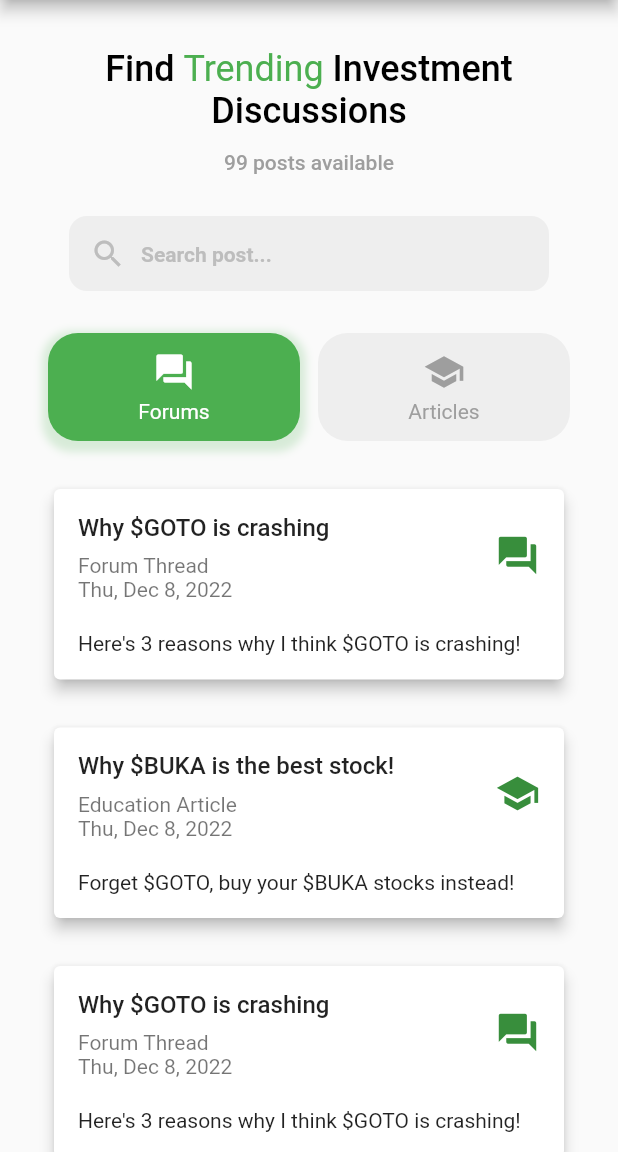
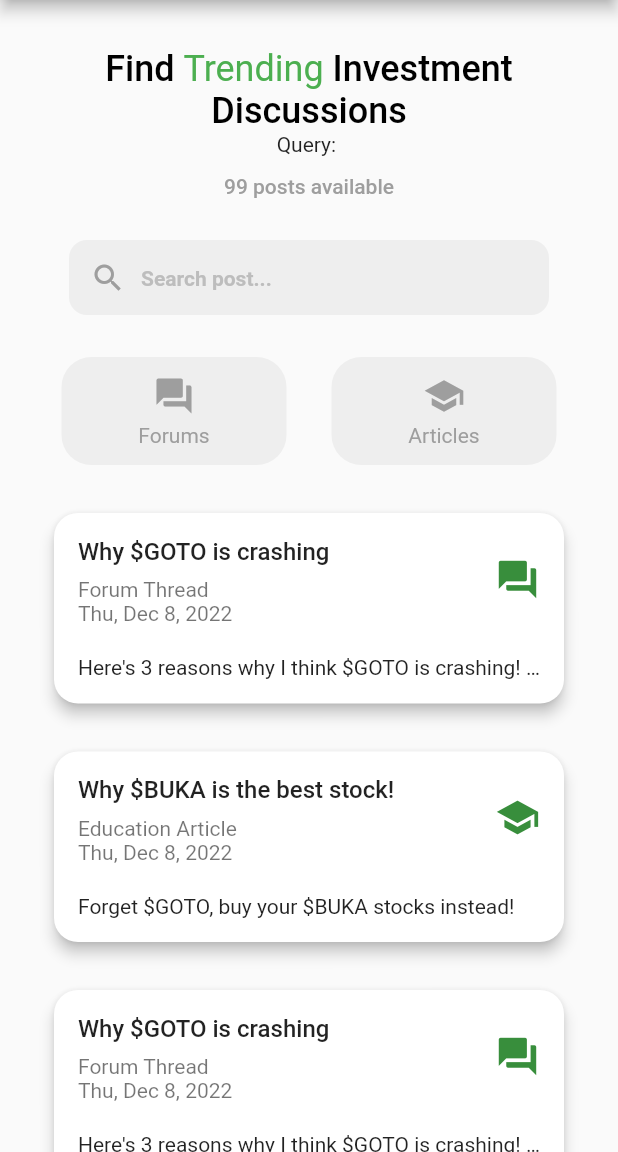
Before and after one commit to jeremyalv/verinvest-mobile, a Flutter app: the screen it shows after launch, in the side drawer, after a tap on "Collections", on a phone screen of 412 x 824 dp, the part 84-1236 px from its top. Run offline on Flutter 3.47's test engine with Material 2 defaults, Android fonts, the phone set to English and light mode, and no system bars; missing offline and left inert: pbp_django_auth.

Commit message:
added filter interactability, card detail page

```diff
--- a/lib/features/collections/collections.dart
+++ b/lib/features/collections/collections.dart
@@ -18,8 +18,18 @@ class Collections extends StatefulWidget {
 }
 
 class _CollectionsState extends State<Collections> {
-  int posts_count = 99;
-  String _query = "";
+  late int posts_count = 99;
+  late String _query;
+  late bool forumActive;
+  late bool educationActive;
+
+  @override
+  void initState() {
+    _query = "";
+    forumActive = false;
+    educationActive = false;
+    super.initState();
+  }
 
   void _queryHandler(String query) {
     setState(() {
@@ -27,10 +37,16 @@ class _CollectionsState extends State<Collections> {
     });
   }
 
-  @override
-  void initState() {
-    _query = "";
-    super.initState();
+  void toggleForumFilter() {
+    setState(() {
+      forumActive = !forumActive;
+    });
+  }
+
+  void toggleEducationFilter() {
+    setState(() {
+      educationActive = !educationActive;
+    });
   }
 
   Post forumDummy = Post(
@@ -39,7 +55,8 @@ class _CollectionsState extends State<Collections> {
       author: "Silverman Sachs",
       dateCreated: DateTime.now(),
       title: "Why \$GOTO is crashing",
-      content: "Here's 3 reasons why I think \$GOTO is crashing!",
+      content:
+          "Here's 3 reasons why I think \$GOTO is crashing! Here's 3 reasons why I think \$GOTO is crashing! Here's 3 reasons why I think \$GOTO is crashing!",
       upvotes: 3,
       viewers: 50,
       commentsCount: 0);
@@ -63,6 +80,7 @@ class _CollectionsState extends State<Collections> {
       drawer: const Hamburger(),
       body: SafeArea(
         child: SingleChildScrollView(
+          physics: const BouncingScrollPhysics(),
           child: Padding(
             padding: const EdgeInsets.symmetric(vertical: 8, horizontal: 16),
             child: Expanded(
@@ -94,20 +112,21 @@ class _CollectionsState extends State<Collections> {
                       ),
                     ),
                   ),
+                  Text("Query: $_query"),
                   Padding(
-                    padding: EdgeInsets.only(top: 12),
+                    padding: const EdgeInsets.only(top: 12),
                     child: Text(
                       "$posts_count posts available",
-                      style: TextStyle(
+                      style: const TextStyle(
                           color: Colors.grey, fontWeight: FontWeight.w500),
                     ),
                   ),
-                  SizedBox(height: 12),
+                  const SizedBox(height: 12),
                   SearchCollection(
                     queryHandler: _queryHandler,
                     itemWidth: 320,
                   ),
-                  SizedBox(height: 12),
+                  const SizedBox(height: 12),
                   Column(
                     crossAxisAlignment: CrossAxisAlignment.stretch,
                     children: [
@@ -116,23 +135,29 @@ class _CollectionsState extends State<Collections> {
                             horizontal: 16, vertical: 0),
                         // padding: EdgeInsets.all(0),
                         child: Row(
-                          mainAxisAlignment: MainAxisAlignment.spaceBetween,
+                          mainAxisAlignment: MainAxisAlignment.spaceEvenly,
                           children: [
-                            MenuOption(
-                              text: "Forums",
-                              iconData: Icons.forum,
-                              selected: true,
+                            GestureDetector(
+                              onTap: toggleForumFilter,
+                              child: MenuOption(
+                                text: "Forums",
+                                iconData: Icons.forum,
+                                selected: forumActive,
+                              ),
                             ),
-                            SizedBox(width: 12),
-                            MenuOption(
-                              text: "Articles",
-                              iconData: Icons.school,
-                              selected: false,
+                            const SizedBox(width: 12),
+                            GestureDetector(
+                              onTap: toggleEducationFilter,
+                              child: MenuOption(
+                                text: "Articles",
+                                iconData: Icons.school,
+                                selected: educationActive,
+                              ),
                             ),
                           ],
                         ),
                       ),
-                      SizedBox(height: 16),
+                      const SizedBox(height: 16),
                       Column(
                         children: [
                           PostCard(post: forumDummy),
--- a/lib/features/collections/menu_option.dart
+++ b/lib/features/collections/menu_option.dart
@@ -11,11 +11,13 @@ class MenuOption extends StatelessWidget {
       required this.iconData,
       required this.selected});
 
+  void onClick() {}
+
   @override
   Widget build(BuildContext context) {
     return Expanded(
       child: Container(
-        width: double.infinity,
+        width: 150,
         padding: const EdgeInsets.symmetric(vertical: 12, horizontal: 16),
         decoration: BoxDecoration(
             color: selected ? Colors.green : Colors.grey[200],
--- a/lib/features/collections/post_card.dart
+++ b/lib/features/collections/post_card.dart
@@ -1,6 +1,7 @@
 import 'package:flutter/material.dart';
 import 'package:intl/intl.dart';
 import './models/post.dart';
+import 'post_detail.dart';
 
 class PostCard extends StatelessWidget {
   final Post post;
@@ -11,9 +12,18 @@ class PostCard extends StatelessWidget {
   Widget build(BuildContext context) {
     return Padding(
       padding: const EdgeInsets.symmetric(vertical: 12, horizontal: 16),
-      // width: double.maxFinite,
+      child: InkWell(
+        borderRadius: const BorderRadius.all(Radius.circular(24)),
+        focusColor: Colors.green,
+        onTap: () {
+          Navigator.push(context,
+              MaterialPageRoute(builder: (context) => PostDetail(post: post)));
+        },
         child: Card(
           elevation: 4.0,
+          shape: RoundedRectangleBorder(
+            borderRadius: BorderRadius.circular(16),
+          ),
           child: Column(
             children: [
               ListTile(
@@ -22,6 +32,7 @@ class PostCard extends StatelessWidget {
                   child: Text(
                     post.title,
                     style: const TextStyle(fontWeight: FontWeight.w500),
+                    overflow: TextOverflow.ellipsis,
                   ),
                 ),
                 subtitle: Padding(
@@ -57,7 +68,10 @@ class PostCard extends StatelessWidget {
               Container(
                 padding: const EdgeInsets.all(16),
                 alignment: Alignment.centerLeft,
-              child: Text(post.content),
+                child: Text(
+                  post.content,
+                  overflow: TextOverflow.ellipsis,
+                ),
               )
               // Container(
               //   padding: const EdgeInsets.all(16.0),
@@ -73,6 +87,7 @@ class PostCard extends StatelessWidget {
             ],
           ),
         ),
+      ),
     );
   }
 }
--- a/lib/features/collections/search_collection.dart
+++ b/lib/features/collections/search_collection.dart
@@ -18,16 +18,12 @@ class _SearchCollectionState extends State<SearchCollection> {
   final _formKey = GlobalKey<FormState>();
   final _queryController = TextEditingController();
 
-  // Create default value for form field
-  String _query = "";
-
   void clearQueryBox() {
     _queryController.clear();
   }
 
   @override
   void initState() {
-    _query = "";
     super.initState();
   }
 
@@ -63,25 +59,16 @@ class _SearchCollectionState extends State<SearchCollection> {
                   padding: EdgeInsets.only(left: 12, right: 8),
                   child: Icon(
                     Icons.search,
-                    color: Colors.grey[400],
+                    color: Colors.grey[500],
                     size: 24,
                   ),
                 ),
               ),
               onChanged: (text) {
-                setState(() {
-                  _query = text;
-                });
+                widget.queryHandler(text);
               },
             ),
           ),
-          // TextButton(
-          //     onPressed: () {
-          //       widget.queryHandler(_query);
-          //       clearQueryBox();
-          //     },
-          //     child: Container(
-          //         height: 40, width: 40, child: const Icon(Icons.search))),
         ],
       ),
     );
```
Also changed, not shown: lib/features/collections/post_detail.dart (added, +95 -0 lines). Lines whose indentation alone changed are shown as unchanged.
